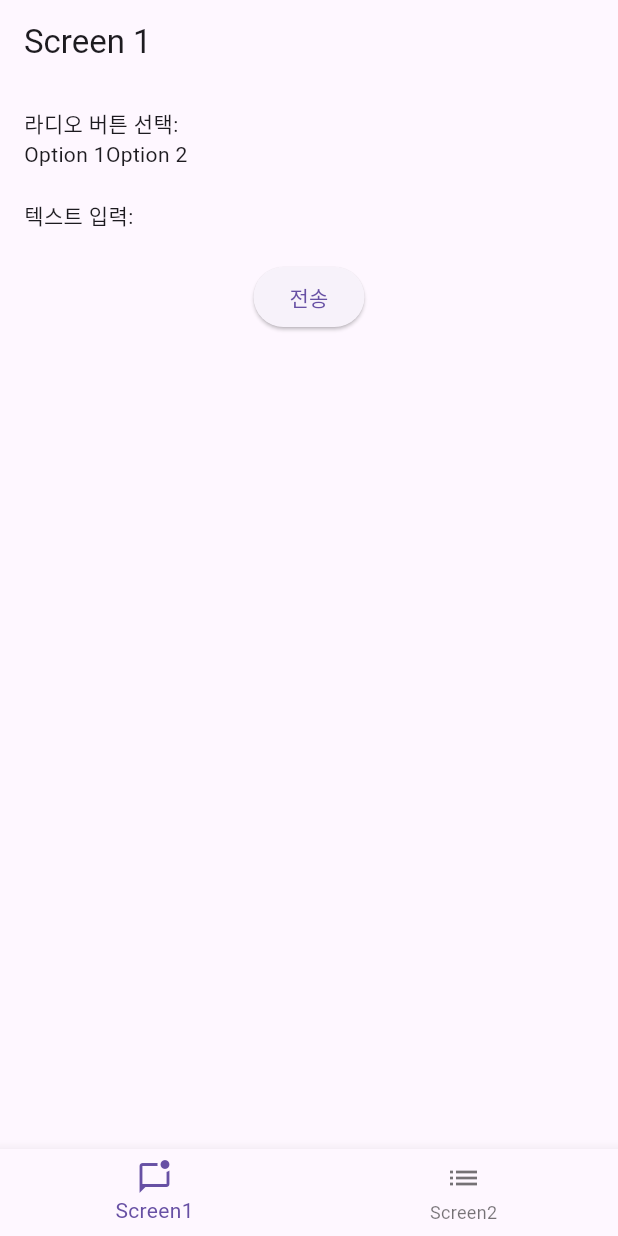
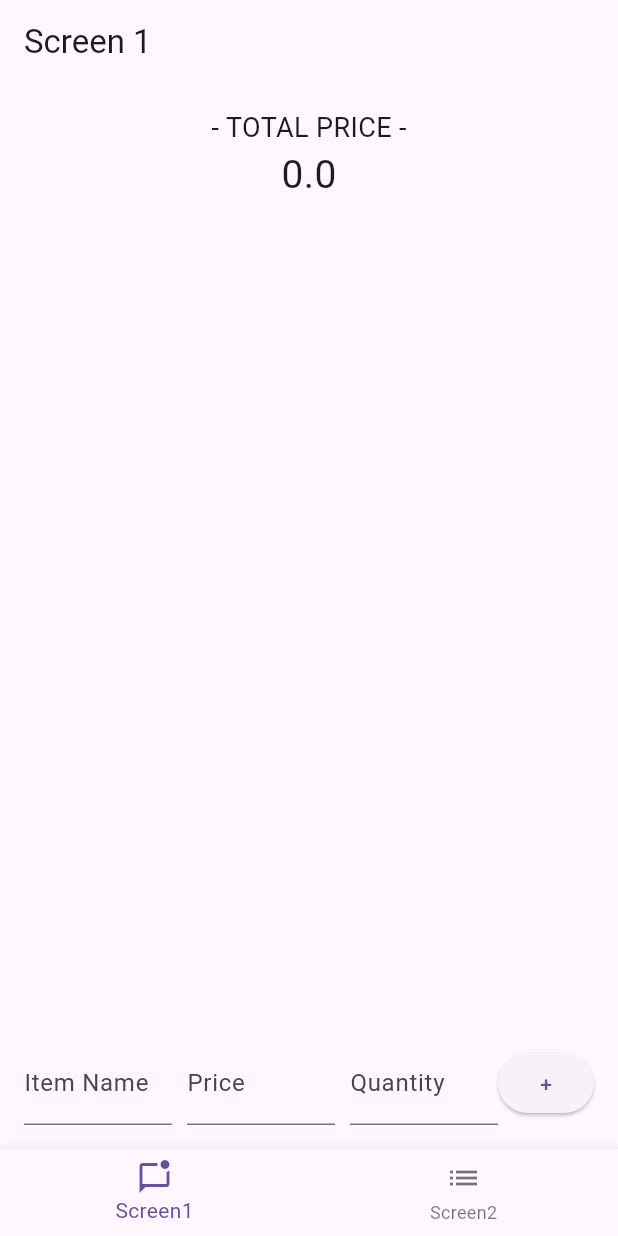
Before and after one commit to joohhcse/total_tally, a Flutter app: the screen it shows after launch, on a phone screen of 412 x 824 dp. Run offline on Flutter 3.47's test engine with Material 3 defaults, Android fonts, the phone set to English and light mode, and no system bars; our stand-ins replace sqflite; accounts and stored records are empty.

Commit message:
Add codes in main_screen.dart

```diff
--- a/lib/model/Product.dart
+++ b/lib/model/Product.dart
@@ -1,31 +1,45 @@
 class Product {
   final int? id;
   final String name;
+  final int quantity;
   final double price;
 
   const Product({
     this.id,
     required this.name,
+    required this.quantity,
     required this.price,
   });
 
   Product copyWith({
     int? id,
     String? name,
+    int? quantity,
     double? price,
   }) {
     return Product(
       id: id ?? this.id,
       name: name ?? this.name,
+      quantity: quantity?? this.quantity,
       price: price ?? this.price,
     );
   }
 
+  // 인코딩을 위한 toJson 메서드
   Map<String, dynamic> toMap() {
     return {
       'id': id,
       'name': name,
+      'quantity' : quantity,
       'price' : price,
     };
   }
+
+  // 디코딩을 위한 팩토리 생성자
+  factory Product.fromMap(Map<String, dynamic> json) => Product(
+    id: json['id'],
+    name: json['name'],
+    quantity: json['quantity'],
+    price: json['price'],
+  );
 }
--- a/lib/screen/main_screen.dart
+++ b/lib/screen/main_screen.dart
@@ -1,4 +1,7 @@
 import 'package:flutter/material.dart';
+
+import 'package:total_tally/model/Product.dart';
+import 'package:total_tally/database/database_service.dart';
 
 class MainScreen extends StatefulWidget {
   const MainScreen({super.key});
@@ -8,12 +11,53 @@ class MainScreen extends StatefulWidget {
 }
 
 class _MainScreenState extends State<MainScreen> {
-  // @override
-  // Widget build(BuildContext context) {
-  //   return const Placeholder();
-  // }
 
-  void func() {}
+  TextEditingController itemNameController = TextEditingController();
+  TextEditingController itemPriceController = TextEditingController();
+  TextEditingController itemQuantityController = TextEditingController();
+  List<Map<String, dynamic>> itemsList = [];  //don't use
+  List<Product> _product = [];
+  double totalPrice = 0.0;
+
+  @override
+  void initState() {
+    super.initState();
+    _getProduct();
+  }
+
+  Future<void> _getProduct() async {
+    final product = await DatabaseService.instance.getAllProduct();
+    if(mounted) {
+      setState(() => _product = product);
+    }
+  }
+
+  Future<void> _fetchTotalPrice() async {
+    double price = await DatabaseService.instance.getTotalPriceOfAllProducts();
+    setState(() {
+      totalPrice = price;
+    });
+  }
+
+  Future<void> _addItem() async {
+    setState(() {
+      Product newProduct = Product(
+        name: itemNameController.text,
+        quantity: int.parse(itemQuantityController.text),
+        price: double.parse(itemPriceController.text),
+      );
+
+      // String name = itemNameController.text;
+      // int quantity = int.parse(itemQuantityController.text);
+      // double price = double.parse(itemPriceController.text);
+
+      // itemsList.add(Product(id:idx, name: name, price: price, quantity: quantity));
+      DatabaseService.instance.insert(newProduct)
+          .then((_) => print('제품이 데이터베이스에 추가되었습니다.'))
+          .catchError((error) => print('제품 추가 중 오류 발생: $error'));
+    });
+  }
+
 
   @override
   Widget build(BuildContext context) {
@@ -21,30 +65,112 @@ class _MainScreenState extends State<MainScreen> {
       appBar: AppBar(
         title: Text('Screen 1'),
       ),
-      body: SingleChildScrollView(
+      body: Padding(
         padding: const EdgeInsets.all(16.0),
         child: Column(
-          crossAxisAlignment: CrossAxisAlignment.start,
-          children: [
-            Text('라디오 버튼 선택:'),
+          children: <Widget>[
+            Text(
+              '- TOTAL PRICE -',
+              style: TextStyle(fontSize: 18),
+            ),
+            FutureBuilder<double>(
+              future: DatabaseService.instance.getTotalPriceOfAllProducts(),
+              builder: (context, snapshot) {
+                if (snapshot.connectionState == ConnectionState.waiting) {
+                  return CircularProgressIndicator(); // 데이터 로딩 중이면 로딩 표시
+                } else if (snapshot.hasError) {
+                  return Text('Error: ${snapshot.error}');
+                } else {
+                  double totalPrice = snapshot.data ?? 0.0; // 데이터 로딩 완료 후 totalPrice 갱신
+                  return Text(
+                    '$totalPrice',
+                    style: TextStyle(fontSize: 26),
+                  );
+                }
+              },
+            ),
+            Expanded(
+              child: FutureBuilder<List<Product>>(
+                future: DatabaseService.instance.getAllProduct(),
+                builder: (context, snapshot) {
+                  if (snapshot.connectionState == ConnectionState.waiting) {
+                    return CircularProgressIndicator(); // 데이터 로딩 중이면 로딩 표시
+                  } else if (snapshot.hasError) {
+                    return Text('Error: ${snapshot.error}');
+                  } else {
+                    List<Product> products = snapshot.data ?? []; // 데이터 로딩 완료 후 데이터 가져오기
+                    return ListView.separated(
+                      itemCount: products.length,
+                      itemBuilder: (BuildContext context, int index) {
+                        double amount = products[index].price * products[index].quantity;
+                        return ListTile(
+                          title: Text('${products[index].price} × ${products[index].quantity} = $amount'),
+                          subtitle: Text(products[index].name),
+                          trailing: GestureDetector(
+                            onTap: () async {
+                              try {
+                                await DatabaseService.instance.deleteProduct(products[index].id!);
+                                setState(() {
+                                  products.removeAt(index);
+                                });
+                              } catch (e) {
+                                print("An error occurred: $e");
+                              }
+                            },
+                            child: Icon(
+                              Icons.delete_rounded,
+                              color: Colors.grey,
+                            ),
+                          ),
+                        );
+                      },
+                      separatorBuilder: (BuildContext context, int index) => SizedBox(height: 0.0),
+                    );
+                  }
+                },
+              ),
+            ),
             Row(
-              children: [
-                Text('Option 1'),
-                Text('Option 2'),
+              children: <Widget>[
+                Expanded(
+                  child: TextField(
+                    controller: itemNameController,
+                    decoration: InputDecoration(labelText: 'Item Name'),
+                  ),
+                ),
+                SizedBox(width: 10), // 각 TextField 사이에 간격을 줍니다.
+                Expanded(
+                  child: TextField(
+                    controller: itemPriceController,
+                    decoration: InputDecoration(labelText: 'Price'),
+                    keyboardType: TextInputType.numberWithOptions(decimal: true),
+                  ),
+                ),
+                SizedBox(width: 10), // 각 TextField 사이에 간격을 줍니다.
+                Expanded(
+                  child: TextField(
+                    controller: itemQuantityController,
+                    decoration: InputDecoration(labelText: 'Quantity'),
+                    keyboardType: TextInputType.number,
+                  ),
+                ),
+                ElevatedButton(
+                  onPressed: () {
+                    _addItem().then((_) {
+                      // 상태를 갱신하고 데이터를 다시 불러옵니다.
+                      setState(() {});
+                    });
+                  },
+                  child: Text('+'),
+                ),
               ],
-            ),
-            SizedBox(height: 20),
-            Text('텍스트 입력:'),
-            SizedBox(height: 20),
-            Center(
-              child: ElevatedButton(
-                onPressed: func,
-                child: Text('전송'),
-              ),
             ),
           ],
         ),
       ),
     );
   }
+
+
+
 }
```
Also changed, not shown: lib/database/database_service.dart (+29 -6 lines), pubspec.lock.
